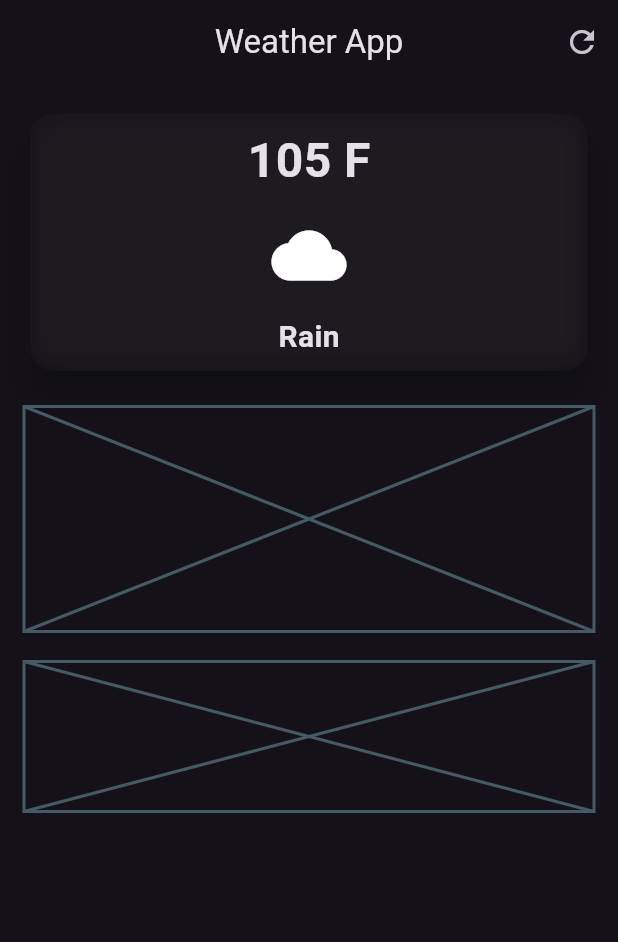
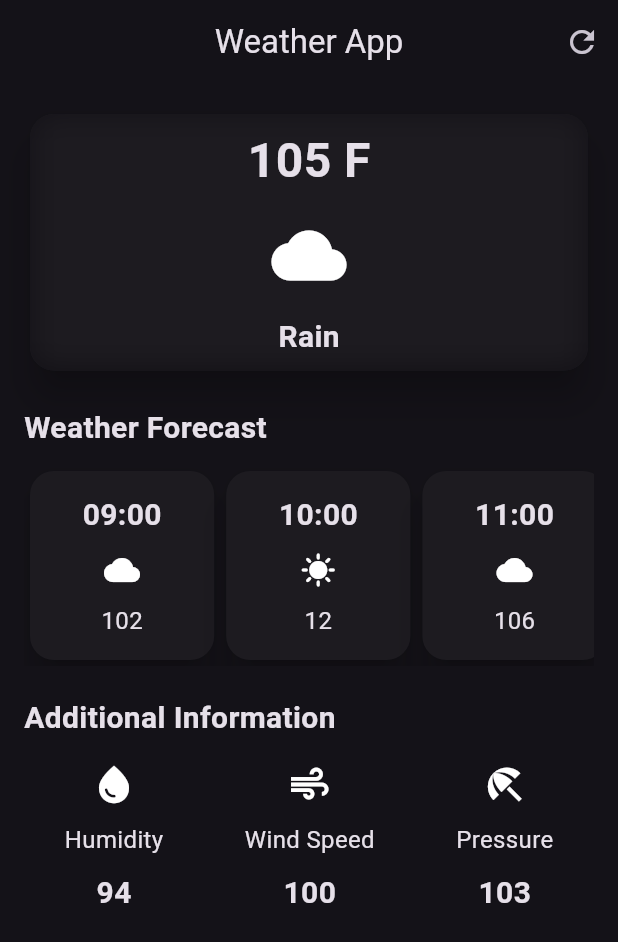
Before and after one commit to Safeer-Hussain/flutter_application_8, a Flutter app: the screen it shows after launch, on a phone screen of 412 x 824 dp. Shown: the top 942 px of the screen. Run offline on Flutter 3.47's test engine with Material 3 defaults, Android fonts, the phone set to English and light mode, and no system bars.

Commit message:
weather app without api

```diff
--- a/lib/main.dart
+++ b/lib/main.dart
@@ -1,5 +1,5 @@
 import 'package:flutter/material.dart';
-import 'package:flutter_application_8/weather_screen.dart';
+import 'package:flutter_application_8/screens/weather_screen.dart';
 
 void main() {
   runApp(const MainApp());
--- /dev/null
+++ b/lib/screens/weather_screen.dart
@@ -0,0 +1,80 @@
+import 'package:flutter/material.dart';
+import 'package:flutter_application_8/widgets/my_card.dart';
+
+import '../widgets/additional_information.dart';
+import '../widgets/main_highlight.dart';
+
+class WeatherScreen extends StatelessWidget {
+  const WeatherScreen({super.key});
+
+  @override
+  Widget build(BuildContext context) {
+    return Scaffold(
+      appBar: AppBar(
+        title: const Text("Weather App"),
+        centerTitle: true,
+        actions: [
+          IconButton(onPressed: () {}, icon: const Icon(Icons.refresh))
+        ],
+      ),
+      body: const Padding(
+        padding: EdgeInsets.all(16.0),
+        child: Column(
+          // mainAxisAlignment: MainAxisAlignment.spaceAround,
+          crossAxisAlignment: CrossAxisAlignment.start,
+          children: [
+            MainHighlight(),
+            SizedBox(
+              height: 20,
+            ),
+            Text(
+              "Weather Forecast",
+              style: TextStyle(fontSize: 20, fontWeight: FontWeight.bold),
+            ),
+            SizedBox(height: 10),
+            SingleChildScrollView(
+              scrollDirection: Axis.horizontal,
+              child: Row(
+                children: [
+                  MyCard(icon: Icons.cloud, temperature: "102", time: "09:00"),
+                  MyCard(icon: Icons.sunny, temperature: "12", time: "10:00"),
+                  MyCard(icon: Icons.cloud, temperature: "106", time: "11:00"),
+                  MyCard(icon: Icons.sunny, temperature: "132", time: "12:00"),
+                  MyCard(icon: Icons.cloud, temperature: "152", time: "13:00"),
+                  MyCard(icon: Icons.sunny, temperature: "105", time: "14:00"),
+                  MyCard(icon: Icons.cloud, temperature: "109", time: "15:00"),
+                ],
+              ),
+            ),
+            SizedBox(height: 20),
+            Text(
+              "Additional Information",
+              style: TextStyle(fontSize: 20, fontWeight: FontWeight.bold),
+            ),
+            SizedBox(height: 15),
+            Row(
+              mainAxisAlignment: MainAxisAlignment.spaceAround,
+              children: [
+                AdditionalInformation(
+                  icon: Icons.water_drop,
+                  name: "Humidity",
+                  value: "94",
+                ),
+                AdditionalInformation(
+                  icon: Icons.air,
+                  name: "Wind Speed",
+                  value: "100",
+                ),
+                AdditionalInformation(
+                  icon: Icons.beach_access,
+                  name: "Pressure",
+                  value: "103",
+                ),
+              ],
+            )
+          ],
+        ),
+      ),
+    );
+  }
+}
--- a/lib/weather_screen.dart
+++ /dev/null
@@ -1,81 +0,0 @@
-import 'dart:ui';
-
-import 'package:flutter/material.dart';
-
-class WeatherScreen extends StatelessWidget {
-  const WeatherScreen({super.key});
-
-  @override
-  Widget build(BuildContext context) {
-    return Scaffold(
-        appBar: AppBar(
-          title: const Text("Weather App"),
-          centerTitle: true,
-          actions: [
-            IconButton(onPressed: () {}, icon: const Icon(Icons.refresh))
-          ],
-        ),
-        body: Padding(
-          padding: const EdgeInsets.all(16.0),
-          child: Column(
-            children: [
-              SizedBox(
-                width: double.infinity,
-                child: Card(
-                    shape: RoundedRectangleBorder(
-                        borderRadius: BorderRadius.circular(16)),
-                    elevation: 10,
-                    child: ClipRRect(
-                      borderRadius: BorderRadius.circular(16),
-                      child: BackdropFilter(
-                        filter: ImageFilter.blur(sigmaX: 10, sigmaY: 10),
-                        child: const Padding(
-                          padding: EdgeInsets.all(8.0),
-                          child: Column(
-                            children: [
-                              Text(
-                                "105 F",
-                                style: TextStyle(
-                                    fontSize: 32, fontWeight: FontWeight.bold),
-                              ),
-                              SizedBox(
-                                height: 15,
-                              ),
-                              Icon(
-                                Icons.cloud,
-                                size: 50,
-                              ),
-                              SizedBox(
-                                height: 15,
-                              ),
-                              Text(
-                                "Rain",
-                                style: TextStyle(
-                                    fontSize: 20, fontWeight: FontWeight.bold),
-                              )
-                            ],
-                          ),
-                        ),
-                      ),
-                    )),
-              ),
-              const SizedBox(
-                height: 20,
-              ),
-              const Placeholder(
-                fallbackHeight: 150,
-              ),
-              const SizedBox(
-                height: 20,
-              ),
-              const Placeholder(
-                fallbackHeight: 100,
-              ),
-              const SizedBox(
-                height: 20,
-              )
-            ],
-          ),
-        ));
-  }
-}
--- /dev/null
+++ b/lib/widgets/additional_information.dart
@@ -0,0 +1,35 @@
+import 'package:flutter/material.dart';
+
+class AdditionalInformation extends StatelessWidget {
+  final IconData icon;
+  final String name;
+  final String value;
+  const AdditionalInformation({
+    required this.icon,
+    required this.name,
+    required this.value,
+    super.key,
+  });
+
+  @override
+  Widget build(BuildContext context) {
+    return Column(
+      children: [
+        Icon(
+          icon,
+          size: 30,
+        ),
+        const SizedBox(height: 10),
+        Text(
+          name,
+          style: const TextStyle(fontSize: 16),
+        ),
+        const SizedBox(height: 10),
+        Text(
+          value,
+          style: const TextStyle(fontSize: 20, fontWeight: FontWeight.bold),
+        ),
+      ],
+    );
+  }
+}
--- /dev/null
+++ b/lib/widgets/main_highlight.dart
@@ -0,0 +1,59 @@
+import 'dart:ui';
+
+import 'package:flutter/material.dart';
+
+class MainHighlight extends StatelessWidget {
+  const MainHighlight({
+    super.key,
+  });
+
+  @override
+  Widget build(BuildContext context) {
+    return SizedBox(
+      width: double.infinity,
+      child: Card(
+        shape: RoundedRectangleBorder(
+          borderRadius: BorderRadius.circular(16),
+        ),
+        elevation: 10,
+        child: ClipRRect(
+          borderRadius: BorderRadius.circular(16),
+          child: BackdropFilter(
+            filter: ImageFilter.blur(sigmaX: 10, sigmaY: 10),
+            child: const Padding(
+              padding: EdgeInsets.all(8.0),
+              child: Column(
+                children: [
+                  Text(
+                    "105 F",
+                    style: TextStyle(
+                      fontSize: 32,
+                      fontWeight: FontWeight.bold,
+                    ),
+                  ),
+                  SizedBox(
+                    height: 15,
+                  ),
+                  Icon(
+                    Icons.cloud,
+                    size: 50,
+                  ),
+                  SizedBox(
+                    height: 15,
+                  ),
+                  Text(
+                    "Rain",
+                    style: TextStyle(
+                      fontSize: 20,
+                      fontWeight: FontWeight.bold,
+                    ),
+                  )
+                ],
+              ),
+            ),
+          ),
+        ),
+      ),
+    );
+  }
+}
--- /dev/null
+++ b/lib/widgets/my_card.dart
@@ -0,0 +1,42 @@
+import 'package:flutter/material.dart';
+
+class MyCard extends StatelessWidget {
+  final IconData icon;
+  final String time;
+  final String temperature;
+  const MyCard({
+    required this.icon,
+    required this.temperature,
+    required this.time,
+    super.key,
+  });
+
+  @override
+  Widget build(BuildContext context) {
+    return Card(
+      elevation: 10,
+      shape: RoundedRectangleBorder(
+        borderRadius: BorderRadius.circular(16),
+      ),
+      child: Padding(
+        padding: const EdgeInsets.symmetric(horizontal: 35, vertical: 15),
+        child: Column(children: [
+          Text(
+            time,
+            style: const TextStyle(
+              fontSize: 20,
+              fontWeight: FontWeight.bold,
+            ),
+          ),
+          const SizedBox(height: 10),
+          Icon(icon),
+          const SizedBox(height: 10),
+          Text(
+            temperature,
+            style: const TextStyle(fontSize: 16),
+          )
+        ]),
+      ),
+    );
+  }
+}
--- a/pubspec.yaml
+++ b/pubspec.yaml
@@ -9,11 +9,12 @@ environment:
 dependencies:
   flutter:
     sdk: flutter
+  http: ^1.2.0
 
 dev_dependencies:
   flutter_test:
     sdk: flutter
-  flutter_lints: ^2.0.0
+  flutter_lints: ^3.0.1
 
 flutter:
   uses-material-design: true
```
Also changed, not shown: pubspec.lock.
